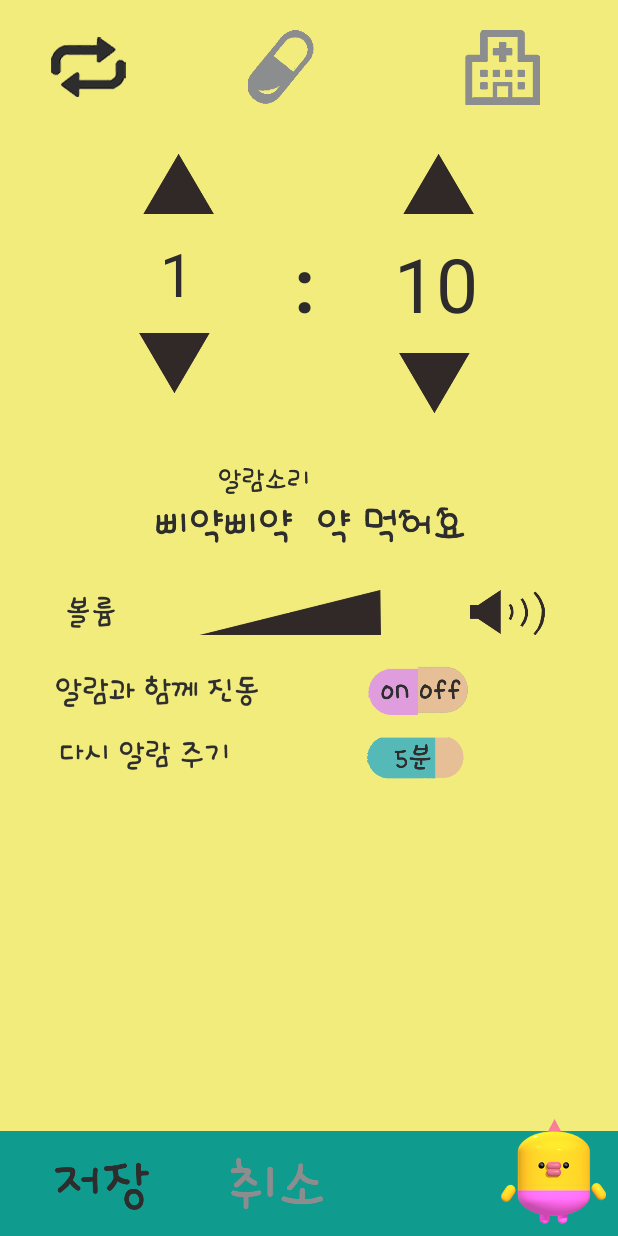
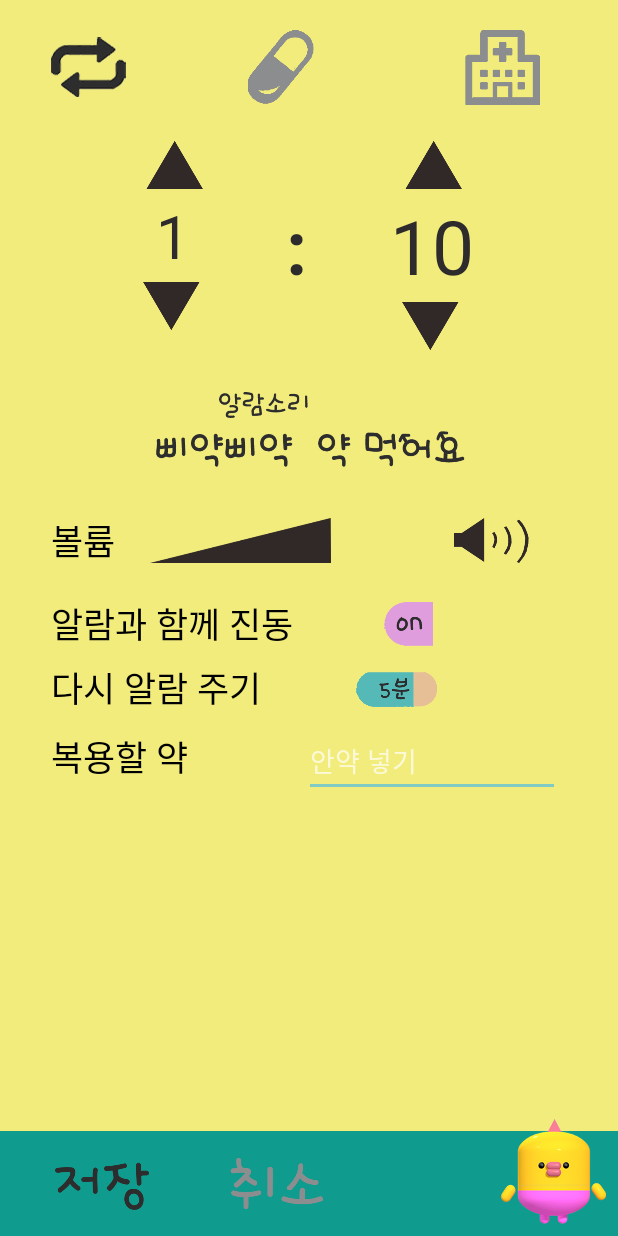
Before and after one commit to u0n0m/piyagi, an Android app: the RepeatActivity screen opened directly, with no data from a screen before it, on a phone screen of 412 x 824 dp. Run offline under Robolectric (Android 15) with nearby library versions, the phone set to English and light mode, and no system bars.

Commit message:
반복 설정에서 EditText추가했음

```diff
--- a/app/src/main/java/com/onedayone/piyagi/RepeatService.java
+++ b/app/src/main/java/com/onedayone/piyagi/RepeatService.java
@@ -26,10 +26,10 @@ public class RepeatService extends Service  {
         AlarmManager alarmManager = (AlarmManager)this.getSystemService(Context.ALARM_SERVICE);
         Intent Intent = new Intent(getApplicationContext(), RepeatAlarmActivity.class);
         PendingIntent pIntent = PendingIntent.getActivity(this, 0, Intent, 0);
-        Integer second = Integer.parseInt(intent.getStringExtra("total_minutes")) * 60 * 1000 ;
+        Integer second = Integer.parseInt(intent.getStringExtra("total_minutes")) * 60 * 100; // 10분의 1 간격으로 작동,  알람작동 확인이 오래걸려서
         Toast.makeText(this, second.toString(), Toast.LENGTH_SHORT).show();
         //alarmManager.set(AlarmManager.RTC, System.currentTimeMillis() + second, pIntent);
-        alarmManager.setRepeating(AlarmManager.ELAPSED_REALTIME_WAKEUP, 0, second, pIntent);
+        alarmManager.setRepeating(AlarmManager.ELAPSED_REALTIME_WAKEUP, second, second, pIntent);
         return super.onStartCommand(intent, flags, startId);
     }
 
--- a/app/src/main/res/layout/repeat_main.xml
+++ b/app/src/main/res/layout/repeat_main.xml
@@ -31,8 +31,7 @@
             android:layout_gravity="center"
             android:src="@drawable/alyac"
             android:scaleType="fitCenter"
-            android:background="#F2EC7C"
-/>
+            android:background="#F2EC7C" />
         <ImageButton
             android:id="@+id/btn_hospital"
             android:layout_width="95dp"
@@ -60,8 +59,8 @@
             android:layout_weight="1">
             <ImageButton
                 android:id="@+id/btn_repeat_hour_up"
-                android:layout_width="50dp"
-                android:layout_height="65dp"
+                android:layout_width="40dp"
+                android:layout_height="40dp"
                 android:src="@drawable/triangle_up"
                 android:scaleType="fitCenter"
                 android:background="#F2EC7C"/>
@@ -74,8 +73,8 @@
                 android:textColor="#2D2B2C"/>
             <ImageButton
                 android:id="@+id/btn_repeat_hour_down"
-                android:layout_width="50dp"
-                android:layout_height="65dp"
+                android:layout_width="40dp"
+                android:layout_height="40dp"
                 android:src="@drawable/triangle_down"
                 android:scaleType="fitCenter"
                 android:background="#F2EC7C"/>
@@ -97,8 +96,8 @@
             android:layout_weight="1">
             <ImageButton
                 android:id="@+id/btn_repeat_minute_up"
-                android:layout_width="50dp"
-                android:layout_height="65dp"
+                android:layout_width="40dp"
+                android:layout_height="40dp"
                 android:src="@drawable/triangle_up"
                 android:scaleType="fitCenter"
                 android:background="#F2EC7C"/>
@@ -111,8 +110,8 @@
                 android:textColor="#2D2B2C"/>
             <ImageButton
                 android:id="@+id/btn_repeat_minute_down"
-                android:layout_width="50dp"
-                android:layout_height="65dp"
+                android:layout_width="40dp"
+                android:layout_height="40dp"
                 android:src="@drawable/triangle_down"
                 android:scaleType="fitCenter"
                 android:background="#F2EC7C"/>
@@ -137,13 +136,14 @@
         android:layout_below="@id/alarm_sound1"
         android:orientation="horizontal"
         android:layout_marginTop="25dp">
-        <ImageView
-            android:layout_width="25dp"
-            android:layout_height="21dp"
-            android:layout_weight="1"
-            android:src="@drawable/repeat_alarm_text2"
-            android:gravity="center"
-            android:layout_gravity="center" />
+        <TextView
+            android:layout_width="wrap_content"
+            android:layout_height="wrap_content"
+            android:layout_centerVertical="true"
+            android:layout_marginLeft="34dp"
+            android:text="볼륨"
+            android:textColor="#000000"
+            android:textSize="23dp"/>
         <ImageView
             android:layout_width="50dp"
             android:layout_height="30dp"
@@ -159,55 +159,77 @@
             android:layout_gravity="center"
             android:gravity="center"/>
     </LinearLayout>
-    <RelativeLayout
+    <LinearLayout
         android:id="@+id/shaking1"
         android:layout_width="match_parent"
         android:layout_height="wrap_content"
         android:layout_below="@id/volume1"
         android:orientation="horizontal"
         android:layout_marginTop="20dp">
-        <ImageView
-            android:layout_width="200dp"
-            android:layout_height="21dp"
-            android:src="@drawable/repeat_alarm_text3"
-            android:layout_marginLeft="5dp"
-            android:layout_centerVertical="true" />
-        <LinearLayout
+        <TextView
             android:layout_width="wrap_content"
             android:layout_height="wrap_content"
-            android:layout_alignParentRight="true"
-            android:layout_marginRight="100dp">
-            <ImageView
-                android:layout_width="33dp"
-                android:layout_height="35dp"
-                android:src="@drawable/repeat_on"
-                android:scaleType="centerCrop"/>
-            <ImageView
-                android:layout_width="33dp"
-                android:layout_height="34dp"
-                android:src="@drawable/repeat_off"
-                android:scaleType="centerCrop"/>
-        </LinearLayout>
-    </RelativeLayout>
+            android:layout_centerVertical="true"
+            android:layout_marginLeft="34dp"
+            android:text="알람과 함께 진동"
+            android:textColor="#000000"
+            android:textSize="23dp"/>
+        <ImageView
+            android:layout_width="33dp"
+            android:layout_height="35dp"
+            android:src="@drawable/repeat_on"
+            android:layout_centerVertical="true"
+            android:layout_marginLeft="60dp"/>
+    </LinearLayout>
     <LinearLayout
+        android:id="@+id/repeat_realalarm"
         android:layout_width="match_parent"
         android:layout_height="wrap_content"
         android:orientation="horizontal"
         android:layout_below="@id/shaking1"
         android:layout_marginTop="7dp">
+        <TextView
+            android:layout_width="wrap_content"
+            android:layout_height="wrap_content"
+            android:layout_centerVertical="true"
+            android:layout_marginLeft="34dp"
+            android:text="다시 알람 주기"
+            android:textColor="#000000"
+            android:textSize="23dp"/>
         <ImageView
-            android:layout_width="120dp"
-            android:layout_height="35dp"
-            android:src="@drawable/repeat_alarm_text4"
-            android:layout_centerVertical="true"
-            android:layout_marginLeft="34dp"/>
-        <ImageView
-            android:layout_width="90dp"
+            android:layout_width="60dp"
             android:layout_height="35dp"
             android:src="@drawable/five_minutes"
             android:layout_centerVertical="true"
-            android:layout_marginLeft="77dp"/>
+            android:layout_marginLeft="60dp"/>
     </LinearLayout>
+    <LinearLayout
+        android:id="@+id/repeat_contents"
+        android:layout_width="match_parent"
+        android:layout_height="wrap_content"
+        android:orientation="horizontal"
+        android:layout_below="@id/repeat_realalarm"
+        android:layout_marginTop="7dp">
+        <TextView
+            android:layout_width="wrap_content"
+            android:layout_height="wrap_content"
+            android:layout_centerVertical="true"
+            android:layout_marginLeft="34dp"
+            android:text="복용할 약"
+            android:textColor="#000000"
+            android:textSize="23dp"/>
+        <EditText
+            android:id="@+id/repeat_contents_text"
+            android:layout_width="wrap_content"
+            android:layout_height="wrap_content"
+            android:layout_centerVertical="true"
+            android:layout_marginLeft="77dp"
+            android:ems="8"
+            android:maxLength="8"
+            android:hint="안약 넣기"
+            android:inputType="text"/>
+    </LinearLayout>
+
     <RelativeLayout
         android:id="@+id/repeat_bottom_menu1"
         android:layout_width="match_parent"
```
Also changed, not shown: app/src/main/java/com/onedayone/piyagi/RepeatActivity.java (+8 -4 lines), app/src/main/res/layout/alarm_alyac.xml (+9 -7 lines), app/src/main/res/layout/alarm_repeat.xml (+9 -7 lines), app/src/main/res/layout/hospital_main.xml (+12 -11 lines).
